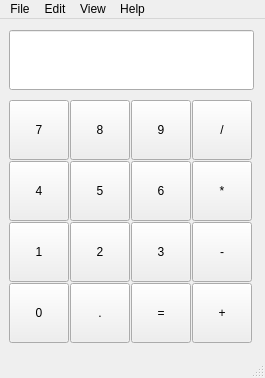
Old version of the form main-window.ui in the repository elmyrockers/Qt-Desktop-Calculator.
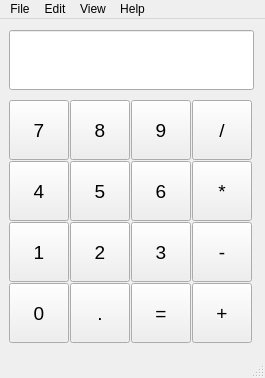
New version of the form. Icons and pictures are not drawn.

```diff
--- a/main-window.ui
+++ b/main-window.ui
@@ -23,6 +23,9 @@
    <iconset>
     <normaloff>calculator-icon.svg</normaloff>calculator-icon.svg</iconset>
   </property>
+  <property name="styleSheet">
+   <string notr="true"/>
+  </property>
   <widget class="QWidget" name="centralwidget">
    <property name="maximumSize">
     <size>
@@ -71,6 +74,13 @@
             <height>60</height>
            </size>
           </property>
+          <property name="font">
+           <font>
+            <family>Helvetica</family>
+            <pointsize>14</pointsize>
+            <bold>false</bold>
+           </font>
+          </property>
           <property name="text">
            <string>7</string>
           </property>
@@ -90,6 +100,13 @@
             <height>60</height>
            </size>
           </property>
+          <property name="font">
+           <font>
+            <family>Helvetica</family>
+            <pointsize>14</pointsize>
+            <bold>false</bold>
+           </font>
+          </property>
           <property name="text">
            <string>3</string>
           </property>
@@ -109,6 +126,13 @@
             <height>60</height>
            </size>
           </property>
+          <property name="font">
+           <font>
+            <family>Helvetica</family>
+            <pointsize>14</pointsize>
+            <bold>false</bold>
+           </font>
+          </property>
           <property name="text">
            <string>6</string>
           </property>
@@ -128,6 +152,13 @@
             <height>60</height>
            </size>
           </property>
+          <property name="font">
+           <font>
+            <family>Helvetica</family>
+            <pointsize>14</pointsize>
+            <bold>false</bold>
+           </font>
+          </property>
           <property name="text">
            <string>5</string>
           </property>
@@ -147,6 +178,13 @@
             <height>60</height>
            </size>
           </property>
+          <property name="font">
+           <font>
+            <family>Helvetica</family>
+            <pointsize>14</pointsize>
+            <bold>false</bold>
+           </font>
+          </property>
           <property name="text">
            <string>1</string>
           </property>
@@ -166,6 +204,13 @@
             <height>60</height>
            </size>
           </property>
+          <property name="font">
+           <font>
+            <family>Helvetica</family>
+            <pointsize>14</pointsize>
+            <bold>false</bold>
+           </font>
+          </property>
           <property name="text">
            <string>/</string>
           </property>
@@ -185,6 +230,13 @@
             <height>60</height>
            </size>
           </property>
+          <property name="font">
+           <font>
+            <family>Helvetica</family>
+            <pointsize>14</pointsize>
+            <bold>false</bold>
+           </font>
+          </property>
           <property name="text">
            <string>2</string>
           </property>
@@ -204,6 +256,13 @@
             <height>60</height>
            </size>
           </property>
+          <property name="font">
+           <font>
+            <family>Helvetica</family>
+            <pointsize>14</pointsize>
+            <bold>false</bold>
+           </font>
+          </property>
           <property name="text">
            <string>9</string>
           </property>
@@ -223,6 +282,13 @@
             <height>60</height>
            </size>
           </property>
+          <property name="font">
+           <font>
+            <family>Helvetica</family>
+            <pointsize>14</pointsize>
+            <bold>false</bold>
+           </font>
+          </property>
           <property name="text">
            <string>8</string>
           </property>
@@ -242,6 +308,13 @@
             <height>60</height>
            </size>
           </property>
+          <property name="font">
+           <font>
+            <family>Helvetica</family>
+            <pointsize>14</pointsize>
+            <bold>false</bold>
+           </font>
+          </property>
           <property name="text">
            <string>-</string>
           </property>
@@ -261,6 +334,13 @@
             <height>60</height>
            </size>
           </property>
+          <property name="font">
+           <font>
+            <family>Helvetica</family>
+            <pointsize>14</pointsize>
+            <bold>false</bold>
+           </font>
+          </property>
           <property name="text">
            <string>4</string>
           </property>
@@ -280,6 +360,13 @@
             <height>60</height>
            </size>
           </property>
+          <property name="font">
+           <font>
+            <family>Helvetica</family>
+            <pointsize>14</pointsize>
+            <bold>false</bold>
+           </font>
+          </property>
           <property name="text">
            <string>*</string>
           </property>
@@ -299,6 +386,13 @@
             <height>60</height>
            </size>
           </property>
+          <property name="font">
+           <font>
+            <family>Helvetica</family>
+            <pointsize>14</pointsize>
+            <bold>false</bold>
+           </font>
+          </property>
           <property name="text">
            <string>0</string>
           </property>
@@ -318,6 +412,13 @@
             <height>60</height>
            </size>
           </property>
+          <property name="font">
+           <font>
+            <family>Helvetica</family>
+            <pointsize>14</pointsize>
+            <bold>false</bold>
+           </font>
+          </property>
           <property name="text">
            <string>.</string>
           </property>
@@ -337,6 +438,13 @@
             <height>60</height>
            </size>
           </property>
+          <property name="font">
+           <font>
+            <family>Helvetica</family>
+            <pointsize>14</pointsize>
+            <bold>false</bold>
+           </font>
+          </property>
           <property name="text">
            <string>=</string>
           </property>
@@ -356,6 +464,13 @@
             <height>60</height>
            </size>
           </property>
+          <property name="font">
+           <font>
+            <family>Helvetica</family>
+            <pointsize>14</pointsize>
+            <bold>false</bold>
+           </font>
+          </property>
           <property name="text">
            <string>+</string>
           </property>
```
Left out of the diff: 50 changed lines with no effect on the pictures.
